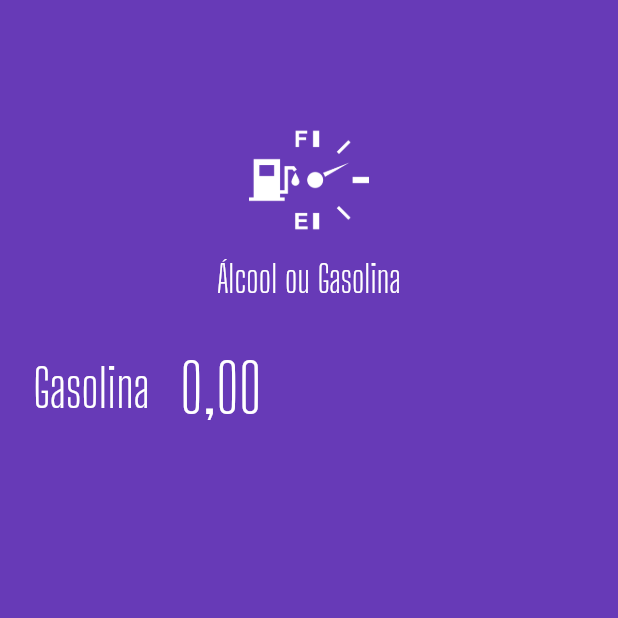
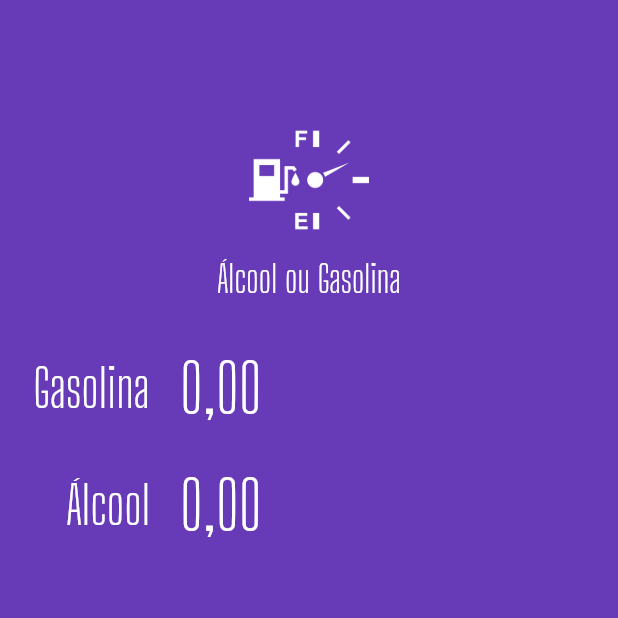
Before and after one commit to maiconjobim/aog, a Flutter app: the screen it shows after launch, on a phone screen of 412 x 824 dp, the top half of it. Run offline on Flutter 3.47's test engine with Material 2 defaults, Android fonts, the phone set to English and light mode, and no system bars; our stand-ins replace flutter_masked_text.

Commit message:
feat create Input widget

```diff
--- a/lib/main.dart
+++ b/lib/main.dart
@@ -1,3 +1,4 @@
+import 'package:aog/widgets/input.widget.dart';
 import 'package:aog/widgets/logo.widget.dart';
 import 'package:flutter/material.dart';
 import 'package:flutter_masked_text/flutter_masked_text.dart';
@@ -24,41 +25,16 @@ class HomePage extends StatelessWidget {
   @override
   Widget build(BuildContext context) {
     var _gasController = new MoneyMaskedTextController();
+    var _alcoolController = new MoneyMaskedTextController();
 
     return Scaffold(
       backgroundColor: Theme.of(context).primaryColor,
       body: ListView(children: [
         Logo(),
-        Row(
-          children: [
-            Container(
-              width: 100,
-              alignment: Alignment.centerRight,
-              child: Text(
-                "Gasolina",
-                style: TextStyle(
-                    color: Colors.white,
-                    fontSize: 35,
-                    fontFamily: "Big Shouders Display"),
-              ),
-            ),
-            SizedBox(
-              width: 20,
-            ),
-            Expanded(
-              child: TextFormField(
-                controller: _gasController,
-                keyboardType: TextInputType.number,
-                style: TextStyle(
-                    color: Colors.white,
-                    fontSize: 45,
-                    fontFamily: "Big Shouders Display"),
-                decoration: InputDecoration(
-                  border: InputBorder.none,
-                ),
-              ),
-            ),
-          ],
+        Input(controller: _gasController, label: "Gasolina"),
+        Input(
+          controller: _alcoolController,
+          label: "Álcool",
         )
       ]),
     );
--- /dev/null
+++ b/lib/widgets/input.widget.dart
@@ -0,0 +1,44 @@
+import 'package:flutter/material.dart';
+import 'package:flutter_masked_text/flutter_masked_text.dart';
+
+class Input extends StatelessWidget {
+  final String label;
+  final MoneyMaskedTextController controller;
+
+  Input({@required this.label, @required this.controller});
+
+  @override
+  Widget build(BuildContext context) {
+    return Row(
+      children: [
+        Container(
+          width: 100,
+          alignment: Alignment.centerRight,
+          child: Text(
+            label,
+            style: TextStyle(
+                color: Colors.white,
+                fontSize: 35,
+                fontFamily: "Big Shouders Display"),
+          ),
+        ),
+        SizedBox(
+          width: 20,
+        ),
+        Expanded(
+          child: TextFormField(
+            controller: controller,
+            keyboardType: TextInputType.number,
+            style: TextStyle(
+                color: Colors.white,
+                fontSize: 45,
+                fontFamily: "Big Shouders Display"),
+            decoration: InputDecoration(
+              border: InputBorder.none,
+            ),
+          ),
+        ),
+      ],
+    );
+  }
+}
```
